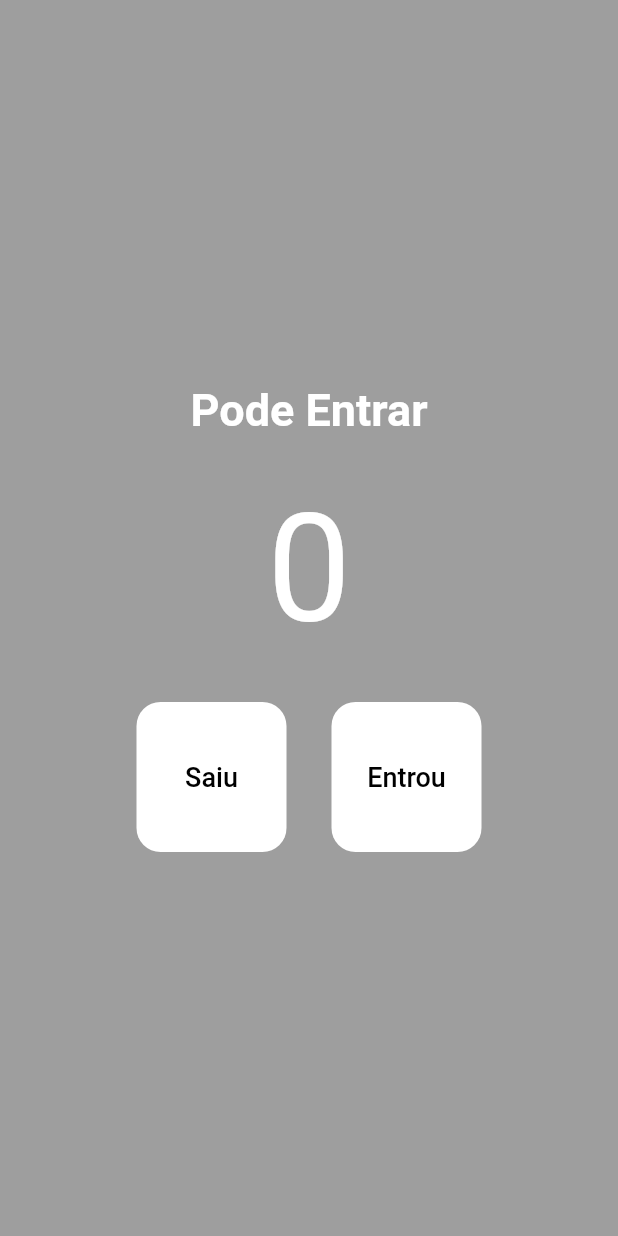
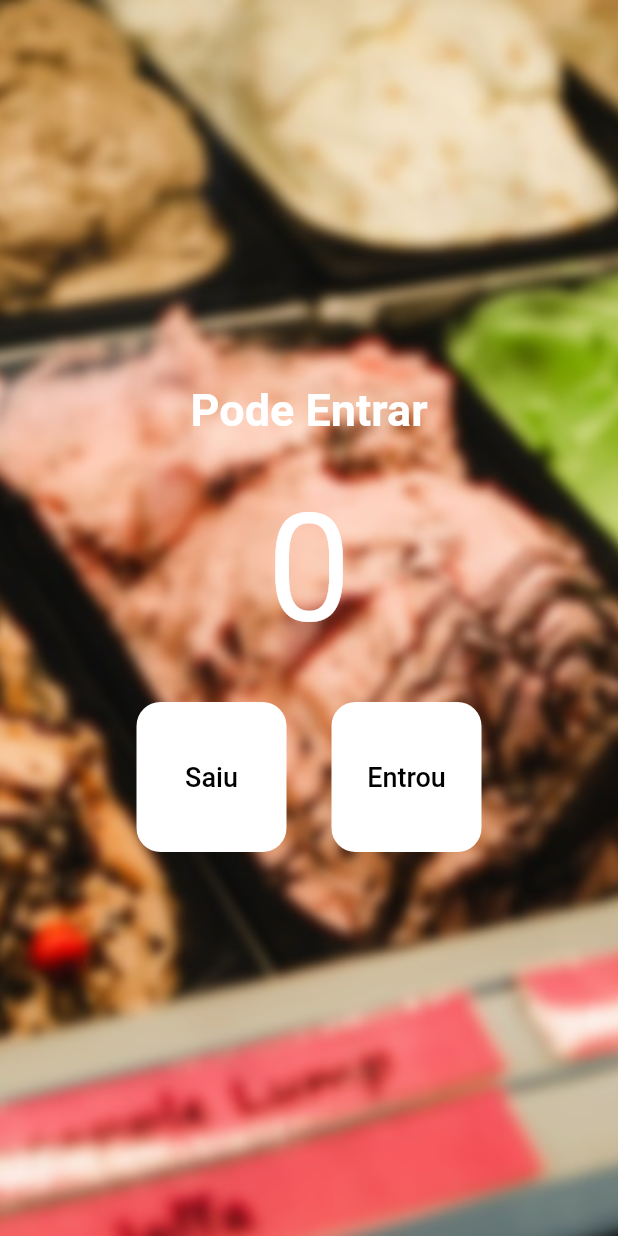
Before and after one commit to 9reis/app_contador_pessoas, a Flutter app: the screen it shows after launch, on a phone screen of 412 x 824 dp. Run offline on Flutter 3.47's test engine with Material 2 defaults, Android fonts, the phone set to English and light mode, and no system bars.

```diff
--- a/lib/main.dart
+++ b/lib/main.dart
@@ -11,6 +11,7 @@ class MyApp extends StatelessWidget {
   @override
   Widget build(BuildContext context) {
     return const MaterialApp(
+      debugShowCheckedModeBanner: false,
       home: HomePage(),
     );
   }
@@ -31,7 +32,14 @@ class HomePage extends StatelessWidget {
   Widget build(BuildContext context) {
     return Scaffold(
       backgroundColor: Colors.grey,
-      body: Column(
+      body: Container(
+        decoration: const BoxDecoration(
+          image: DecorationImage(
+            image: AssetImage('assets/image/sorvete.jpg'),
+            fit: BoxFit.cover,
+          ),
+        ),
+        child: Column(
           mainAxisAlignment: MainAxisAlignment.center,
           children: [
             const Text(
@@ -94,6 +102,7 @@ class HomePage extends StatelessWidget {
             ),
           ],
         ),
+      ),
     );
   }
 }
--- a/pubspec.yaml
+++ b/pubspec.yaml
@@ -64,6 +64,9 @@ flutter:
   #   - images/a_dot_burr.jpeg
   #   - images/a_dot_ham.jpeg
 
+  assets:
+    - assets/image/sorvete.jpg
+
   # An image asset can refer to one or more resolution-specific "variants", see
   # https://flutter.dev/assets-and-images/#resolution-aware
 
```
Also changed, not shown: assets/image/sorvete.jpg (added). Lines whose indentation alone changed are shown as unchanged.
